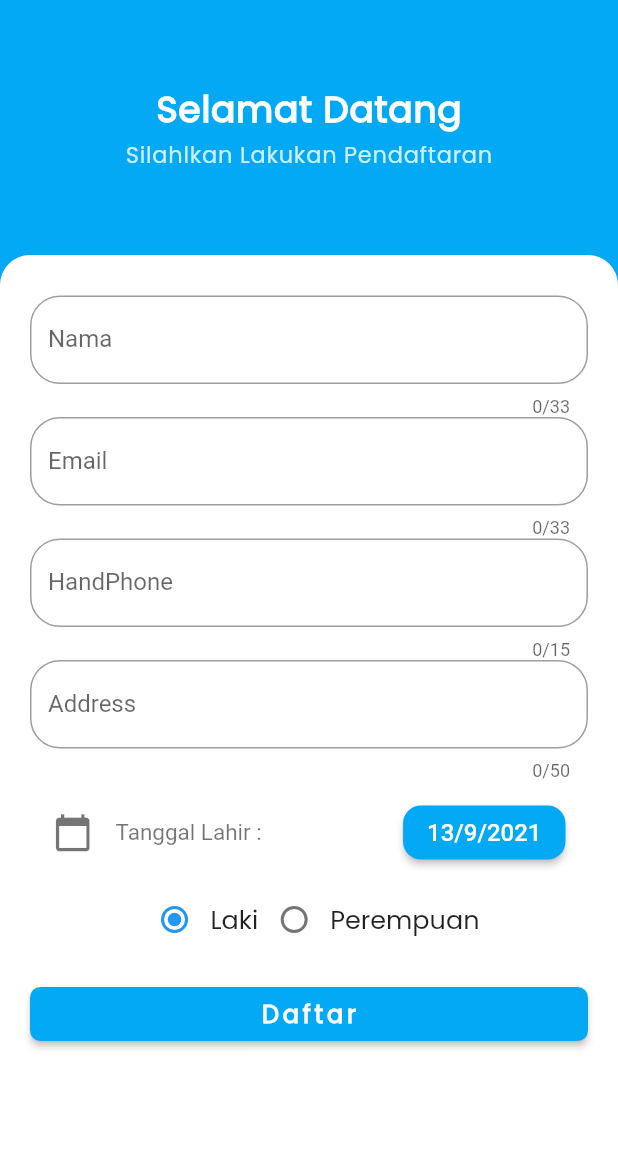
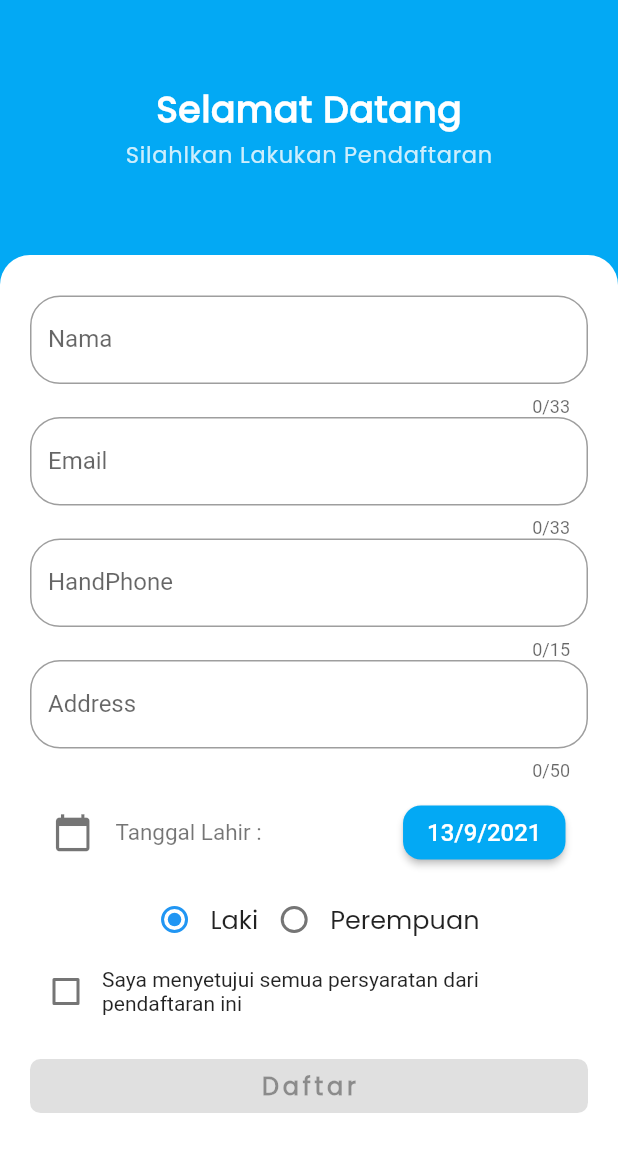
Before and after one commit to dikynugraha1111/AntarMahasiswa, a Flutter app: the screen it shows after launch, on a phone screen of 412 x 824 dp. Shown: the top 1152 px of the screen. Run offline on Flutter 3.47's test engine with Material 2 defaults, Android fonts, the phone set to English and light mode, and no system bars; our stand-ins replace carousel_slider, curved_navigation_bar, hexcolor.

Commit message:
Update PesanPage - Added Checbox

```diff
--- a/lib/view/Pesan.dart
+++ b/lib/view/Pesan.dart
@@ -22,6 +22,7 @@ class _PesanPageState extends State<PesanPage> {
   late String dateText;
   late String email;
   late String address;
+  bool isChecked = false;
   //late String gander;
 
   gender? character = gender.Laki;
@@ -219,6 +220,22 @@ class _PesanPageState extends State<PesanPage> {
                   WidgetPesanDate(
                       onPressed: () => selectDueDate(context), date: dateText),
                   buildGender(),
+                  Row(
+                    children: [
+                      Checkbox(
+                          value: isChecked,
+                          onChanged: (bool? value) {
+                            setState(() {
+                              isChecked = value!;
+                            });
+                          }),
+                      Expanded(
+                        child: Text(
+                          "Saya menyetujui semua persyaratan dari pendaftaran ini",
+                        ),
+                      )
+                    ],
+                  ),
                   SizedBox(
                     height: 15.0,
                   ),
@@ -228,7 +245,8 @@ class _PesanPageState extends State<PesanPage> {
                             primary: Colors.lightBlue,
                             shape: RoundedRectangleBorder(
                                 borderRadius: BorderRadius.circular(7.0))),
-                        onPressed: () {
+                        onPressed: isChecked
+                            ? () {
                                 if (!formKey.currentState!.validate()) {
                                   return;
                                 }
@@ -245,7 +263,8 @@ class _PesanPageState extends State<PesanPage> {
                                           address: address,
                                           date: dateText);
                                     });
-                        },
+                              }
+                            : null,
                         child: Text("Daftar",
                             style: TextStyle(
                                 fontWeight: FontWeight.w600,
```
Lines whose indentation alone changed are shown as unchanged.
